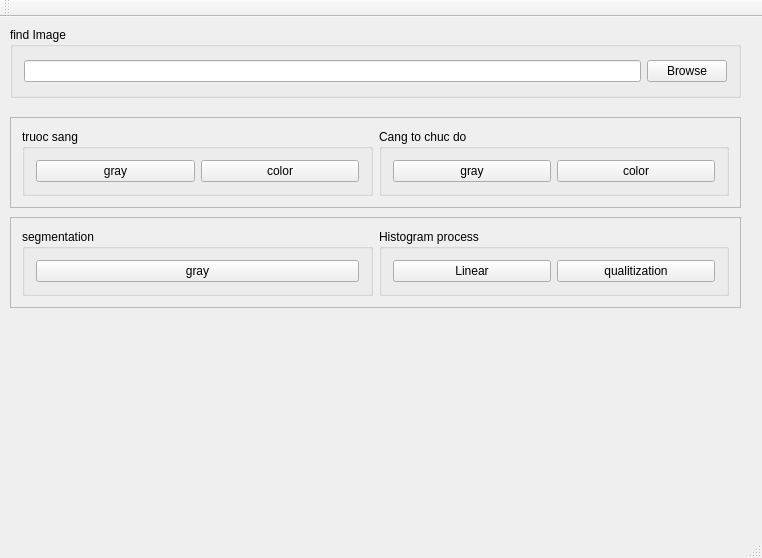
Before: the Qt Designer form mainwindow.ui in trungbanh/FullCouseImageProcessing, drawn with Qt 5.
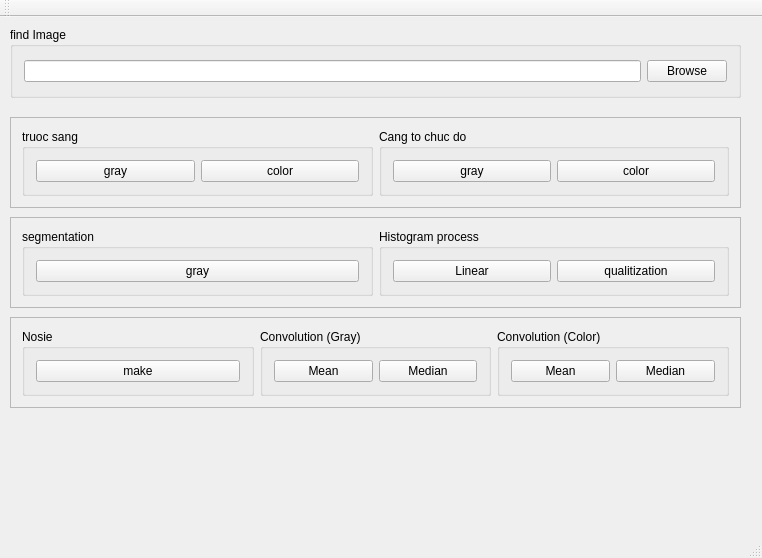
After: the same form once the commit is applied.

Diff of the .ui file:
```diff
--- a/mainwindow.ui
+++ b/mainwindow.ui
@@ -160,6 +160,86 @@
      </item>
     </layout>
    </widget>
+   <widget class="QFrame" name="frame_3">
+    <property name="geometry">
+     <rect>
+      <x>10</x>
+      <y>300</y>
+      <width>731</width>
+      <height>91</height>
+     </rect>
+    </property>
+    <property name="frameShape">
+     <enum>QFrame::StyledPanel</enum>
+    </property>
+    <property name="frameShadow">
+     <enum>QFrame::Raised</enum>
+    </property>
+    <layout class="QHBoxLayout" name="horizontalLayout_10">
+     <item>
+      <widget class="QGroupBox" name="groupBox_6">
+       <property name="title">
+        <string>Nosie</string>
+       </property>
+       <layout class="QHBoxLayout" name="horizontalLayout_7">
+        <item>
+         <widget class="QPushButton" name="btn_Noise">
+          <property name="text">
+           <string>make</string>
+          </property>
+         </widget>
+        </item>
+       </layout>
+      </widget>
+     </item>
+     <item>
+      <widget class="QGroupBox" name="groupBox_7">
+       <property name="title">
+        <string>Convolution (Gray)</string>
+       </property>
+       <layout class="QHBoxLayout" name="horizontalLayout_8">
+        <item>
+         <widget class="QPushButton" name="btn_Mean_gray">
+          <property name="text">
+           <string>Mean</string>
+          </property>
+         </widget>
+        </item>
+        <item>
+         <widget class="QPushButton" name="btn_Media_gray">
+          <property name="text">
+           <string>Median</string>
+          </property>
+         </widget>
+        </item>
+       </layout>
+      </widget>
+     </item>
+     <item>
+      <widget class="QGroupBox" name="groupBox_8">
+       <property name="title">
+        <string>Convolution (Color)</string>
+       </property>
+       <layout class="QHBoxLayout" name="horizontalLayout_9">
+        <item>
+         <widget class="QPushButton" name="btn_Mean_Color">
+          <property name="text">
+           <string>Mean</string>
+          </property>
+         </widget>
+        </item>
+        <item>
+         <widget class="QPushButton" name="pushButton_4">
+          <property name="text">
+           <string>Median</string>
+          </property>
+         </widget>
+        </item>
+       </layout>
+      </widget>
+     </item>
+    </layout>
+   </widget>
   </widget>
   <widget class="QMenuBar" name="menuBar">
    <property name="geometry">
```
